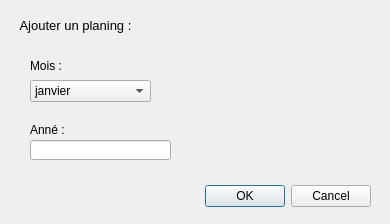
Old version of the form user_interfaces/add_new_month.ui in the repository otmanLAHRECHE/Garde_advanced.
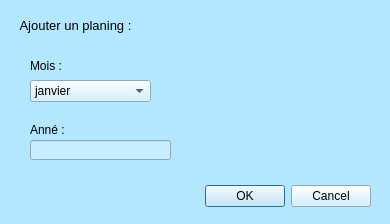
New version of the form.

```diff
--- a/user_interfaces/add_new_month.ui
+++ b/user_interfaces/add_new_month.ui
@@ -13,6 +13,9 @@
   <property name="windowTitle">
    <string>Dialog</string>
   </property>
+  <property name="styleSheet">
+   <string notr="true">background-color: rgb(179, 230, 255);</string>
+  </property>
   <widget class="QDialogButtonBox" name="buttonBox">
    <property name="geometry">
     <rect>
@@ -22,6 +25,9 @@
      <height>32</height>
     </rect>
    </property>
+   <property name="styleSheet">
+    <string notr="true">background-color: rgb(199, 238, 255);</string>
+   </property>
    <property name="orientation">
     <enum>Qt::Horizontal</enum>
    </property>
@@ -85,6 +91,9 @@
      <height>22</height>
     </rect>
    </property>
+   <property name="styleSheet">
+    <string notr="true">background-color: rgb(199, 238, 255);</string>
+   </property>
    <item>
     <property name="text">
      <string>janvier</string>
@@ -155,6 +164,9 @@
      <height>20</height>
     </rect>
    </property>
+   <property name="styleSheet">
+    <string notr="true">background-color: rgb(199, 238, 255);</string>
+   </property>
   </widget>
  </widget>
  <resources/>
```
